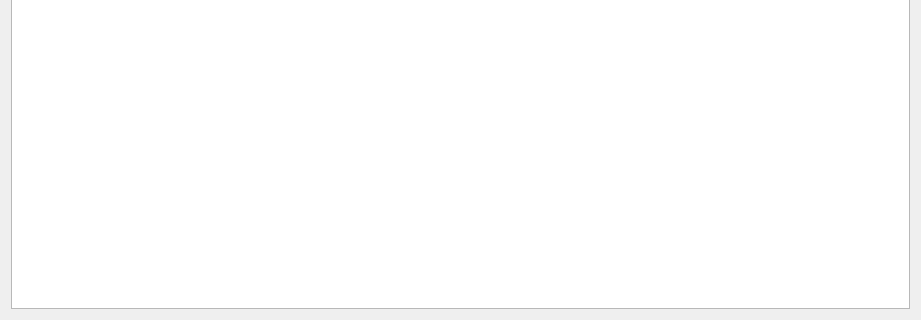
Before: the Qt Designer form gissupport_plugin/modules/uldk/modules/csv_import/main_base.ui in gis-support/gis-support-plugin, drawn with Qt 5; both pictures show x 0 to 921 and y 470 to 790 of the 921 by 790 pixel window.
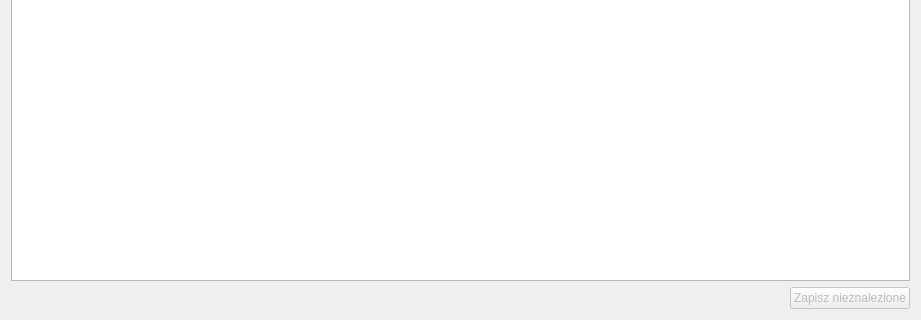
After: the same form once the commit is applied. Custom widgets are drawn as their Qt base class.

Commit message: Eksport nieznalezionych działek ewidencyjnych [#10]

The edit to the form file:
```diff
--- a/gissupport_plugin/modules/uldk/modules/csv_import/main_base.ui
+++ b/gissupport_plugin/modules/uldk/modules/csv_import/main_base.ui
@@ -385,6 +385,39 @@
    <item>
     <widget class="QTableWidget" name="table_errors"/>
    </item>
+   <item>
+    <layout class="QHBoxLayout" name="horizontalLayout">
+     <item>
+      <spacer name="horizontalSpacer">
+       <property name="orientation">
+        <enum>Qt::Horizontal</enum>
+       </property>
+       <property name="sizeHint" stdset="0">
+        <size>
+         <width>40</width>
+         <height>20</height>
+        </size>
+       </property>
+      </spacer>
+     </item>
+     <item>
+      <widget class="QPushButton" name="button_save_not_found">
+       <property name="enabled">
+        <bool>false</bool>
+       </property>
+       <property name="minimumSize">
+        <size>
+         <width>120</width>
+         <height>0</height>
+        </size>
+       </property>
+       <property name="text">
+        <string>Zapisz nieznalezione</string>
+       </property>
+      </widget>
+     </item>
+    </layout>
+   </item>
   </layout>
  </widget>
  <customwidgets>
```
The commit also changes 1 other file.
